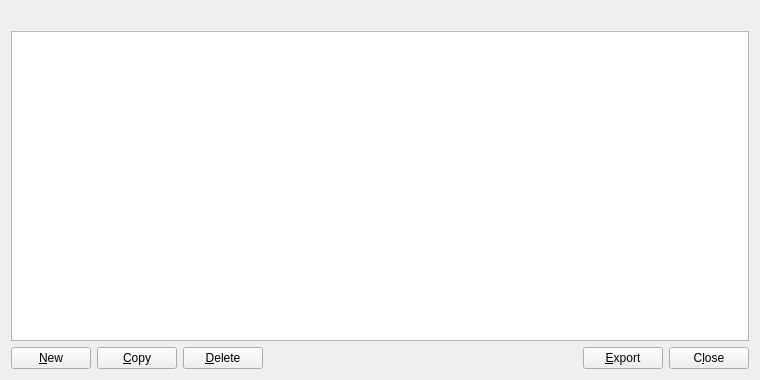
Old version of the form src/qt/forms/addressbookpage.ui in the repository bee-group/beenode.
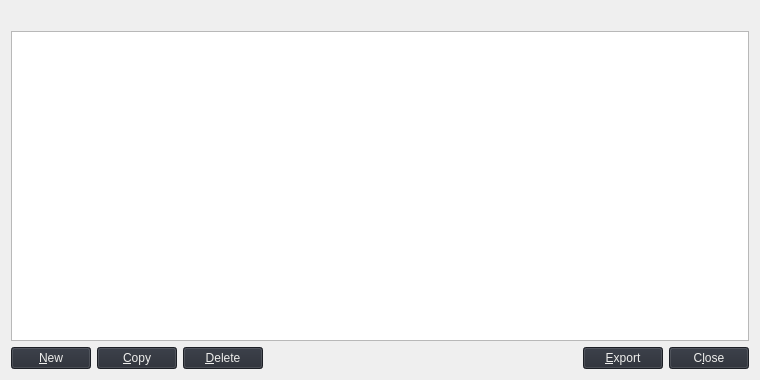
New version of the form.

Patch:
```diff
--- a/src/qt/forms/addressbookpage.ui
+++ b/src/qt/forms/addressbookpage.ui
@@ -56,6 +56,10 @@
        <property name="toolTip">
         <string>Create a new address</string>
        </property>
+       <property name="styleSheet">
+        <string notr="true">background-color: rgb(39, 43, 52);
+color: rgb(238, 238, 236);</string>
+       </property>
        <property name="text">
         <string>&amp;New</string>
        </property>
@@ -69,6 +73,10 @@
        <property name="toolTip">
         <string>Copy the currently selected address to the system clipboard</string>
        </property>
+       <property name="styleSheet">
+        <string notr="true">background-color: rgb(39, 43, 52);
+color: rgb(238, 238, 236);</string>
+       </property>
        <property name="text">
         <string>&amp;Copy</string>
        </property>
@@ -82,6 +90,10 @@
        <property name="toolTip">
         <string>Delete the currently selected address from the list</string>
        </property>
+       <property name="styleSheet">
+        <string notr="true">background-color: rgb(39, 43, 52);
+color: rgb(238, 238, 236);</string>
+       </property>
        <property name="text">
         <string>&amp;Delete</string>
        </property>
@@ -108,6 +120,10 @@
        <property name="toolTip">
         <string>Export the data in the current tab to a file</string>
        </property>
+       <property name="styleSheet">
+        <string notr="true">background-color: rgb(39, 43, 52);
+color: rgb(238, 238, 236);</string>
+       </property>
        <property name="text">
         <string>&amp;Export</string>
        </property>
@@ -124,6 +140,10 @@
          <verstretch>0</verstretch>
         </sizepolicy>
        </property>
+       <property name="styleSheet">
+        <string notr="true">background-color: rgb(39, 43, 52);
+color: rgb(238, 238, 236);</string>
+       </property>
        <property name="text">
         <string>C&amp;lose</string>
        </property>
```
